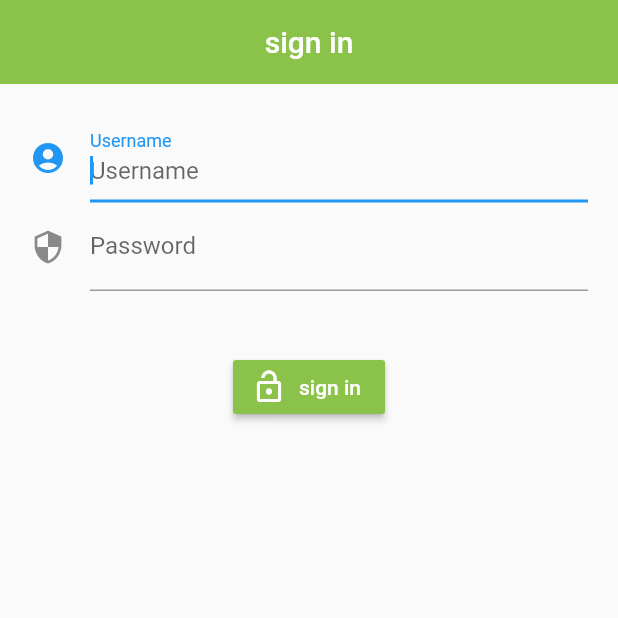
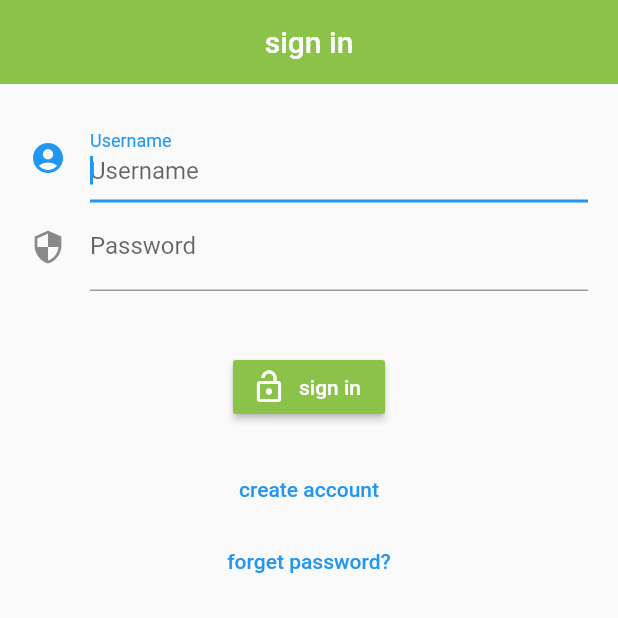
Before and after one commit to Nkoyama/CarOwnerConnect, a Flutter app: the screen it shows after launch, on a phone screen of 412 x 824 dp, the top half of it. Run offline on Flutter 3.47's test engine with Material 2 defaults, Android fonts, the phone set to English and light mode, and no system bars.

Commit message:
create account, forget password ボタン

```diff
--- a/car_owner_connect/lib/main.dart
+++ b/car_owner_connect/lib/main.dart
@@ -68,9 +68,7 @@ class _State extends State<MyApp> {
           // sign in button
           Container(
             padding: EdgeInsets.all(20),
-            child: Column(
-              children: <Widget>[
-                RaisedButton.icon(
+            child: RaisedButton.icon(
               icon: Icon(
                 Icons.lock_open,
                 color: Colors.white,
@@ -80,7 +78,25 @@ class _State extends State<MyApp> {
               color: Colors.lightGreen,
               textColor: Colors.white,
             ),
-              ],
+          ),
+
+          // create account button
+          Container(
+            child: FlatButton(
+              child: Text("create account"),
+              onPressed: () {},
+              textColor: Colors.blue,
+              padding: EdgeInsets.only(left:20.0, right:20.0),
+            ),
+          ),
+
+          // forget password button
+          Container(
+            child: FlatButton(
+              child: Text("forget password?"),
+              onPressed: () {},
+              textColor: Colors.blue,
+              padding: EdgeInsets.only(left:20.0, right:20.0),
             ),
           ),
         ],
```
Lines whose indentation alone changed are shown as unchanged.
